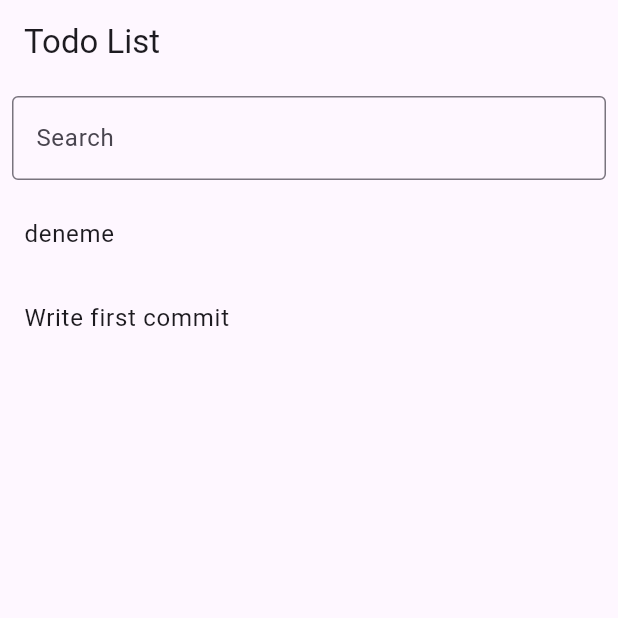
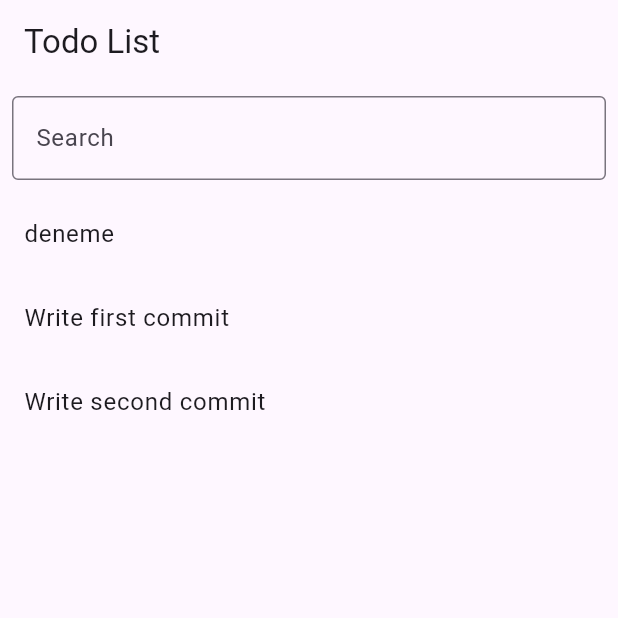
Before and after one commit to esrakalkann/Flutter_todo_project, a Flutter app: the screen it shows after launch, on a phone screen of 412 x 824 dp, the top half of it. Run offline on Flutter 3.47's test engine with Material 3 defaults, Android fonts, the phone set to English and light mode, and no system bars; our stand-ins replace bloc, flutter_bloc.

Commit message:
refactor: restructure todo application with new cubit and state management

```diff
--- a/lib/main.dart
+++ b/lib/main.dart
@@ -1,23 +1,15 @@
 import 'package:flutter/material.dart';
-import 'package:flutter_application_1/todo/todo_screen.dart';
+import 'package:flutter_application_1/screens/to_do_screen/todo_screen.dart';
 
 void main() {
   runApp(const MyApp());
+}
 
+class MyApp extends StatelessWidget {
+  const MyApp({super.key});
+
+  @override
+  Widget build(BuildContext context) {
+    return MaterialApp(home: ToDoScreen());
+  }
 }
-  class MyApp extends StatelessWidget{
-    const MyApp({super.key});
-
-
-     @override
-      Widget build(BuildContext context) {
-        return MaterialApp(
-          //debugShowCheckedModeBanner: false,
-          home: TodoScreen(),
-          );
-
-
-
-  }
-
-}
--- a/lib/models/todo.dart
+++ b/lib/models/todo.dart
@@ -1,20 +1,12 @@
-class Todo {
+class ToDoModel {
   final int id;
   final String text;
   final bool isCompleted;
 
-  Todo({
-    required this.id,
-    required this.text,
-    this.isCompleted = false,
-  });
+  ToDoModel({required this.id, required this.text, this.isCompleted = false});
 
   //tamamlanıp tamamlanmama durumu
-  Todo toggleCompletion() {
-    return Todo(
-      id: id,
-      text: text,
-      isCompleted: !isCompleted,
-    );
+  ToDoModel toggleCompletion() {
+    return ToDoModel(id: id, text: text, isCompleted: !isCompleted);
   }
 }
--- /dev/null
+++ b/lib/screens/to_do_screen/cubit/to_do_state.dart
@@ -0,0 +1,18 @@
+part of 'to_do_cubit.dart';
+
+@immutable
+sealed class ToDoState {}
+
+final class ToDoInitial extends ToDoState {}
+
+class ToDoLoading extends ToDoState {}
+
+class ToDoLoaded extends ToDoState {
+  final List<ToDoModel> toDoList;
+  ToDoLoaded(this.toDoList);
+}
+
+class ToDoError extends ToDoState {
+  final String message;
+  ToDoError(this.message);
+}
--- /dev/null
+++ b/lib/screens/to_do_screen/todo_screen.dart
@@ -0,0 +1,60 @@
+import 'package:flutter/material.dart';
+import 'package:flutter_application_1/screens/to_do_screen/cubit/to_do_cubit.dart';
+import 'package:flutter_bloc/flutter_bloc.dart';
+
+class ToDoScreen extends StatefulWidget {
+  const ToDoScreen({super.key});
+
+  @override
+  State<ToDoScreen> createState() => _ToDoScreenState();
+}
+
+class _ToDoScreenState extends State<ToDoScreen> {
+  @override
+  Widget build(BuildContext context) {
+    return BlocProvider(
+      create: (context) => ToDoCubit(),
+      child: Scaffold(
+        appBar: AppBar(title: const Text('Todo List')),
+        body: Column(
+          children: [
+            Padding(
+              padding: const EdgeInsets.all(8.0),
+              child: BlocBuilder<ToDoCubit, ToDoState>(
+                builder: (context, state) {
+                  return TextField(
+                    decoration: const InputDecoration(labelText: 'Search', border: OutlineInputBorder()),
+                    onChanged: (value) {
+                      context.read<ToDoCubit>().searchTodos(value);
+                    },
+                  );
+                },
+              ),
+            ),
+            Expanded(
+              child: BlocBuilder<ToDoCubit, ToDoState>(
+                builder: (context, state) {
+                  if (state is ToDoLoading) {
+                    return const Center(child: CircularProgressIndicator());
+                  } else if (state is ToDoError) {
+                    return Center(child: Text('Error: ${state.message}'));
+                  } else if (state is ToDoLoaded) {
+                    final todos = state.toDoList;
+                    return ListView.builder(
+                      itemCount: todos.length,
+                      itemBuilder: (context, index) {
+                        final todo = todos[index];
+                        return ListTile(title: Text(todo.text));
+                      },
+                    );
+                  }
+                  return const Center(child: Text('No todos found'));
+                },
+              ),
+            ),
+          ],
+        ),
+      ),
+    );
+  }
+}
--- a/lib/todo/todo_cubit.dart
+++ /dev/null
@@ -1,41 +0,0 @@
-import 'package:flutter_bloc/flutter_bloc.dart';
-import 'package:flutter_application_1/models/todo.dart';
-
-class ToDo {
-  final int id;
-  final String text;
-
-  ToDo({required this.id, required this.text});
-}
-
-
-class TodoCubit extends Cubit<List<ToDo>> {
-  TodoCubit() : super([]) {
-    loadTodos(); // ilk açılışta load
-  }
-
-
-  void loadTodos() {
-    emit([
-      ToDo(id: 1, text: 'deneme'),
-      ToDo(id: 2, text: 'Write first commit'),
-    ]);
-  }
-
-  // add
-  void addTodo(String text) {
-    final newTodo = ToDo(
-      id: DateTime.now().millisecondsSinceEpoch,
-      text: text,
-    );
-    emit([...state, newTodo]);
-  }
-
-  // delete
-  void deleteTodo(ToDo todo) {
-    final updatedList = state.where((t) => t.id != todo.id).toList();
-    emit(updatedList);
-  }
-
-  void loadInitialData() {}
-}
--- a/lib/todo/todo_screen.dart
+++ /dev/null
@@ -1,66 +0,0 @@
-import 'package:flutter/material.dart';
-import 'package:flutter_bloc/flutter_bloc.dart';
-import 'package:flutter_application_1/todo/todo_cubit.dart';
-import 'package:flutter_application_1/models/todo.dart';
-
-class TodoScreen extends StatefulWidget {
-  const TodoScreen({super.key});
-
-  @override
-  State<TodoScreen> createState() => _TodoScreenState();
-}
-
-class _TodoScreenState extends State<TodoScreen> {
-  final TextEditingController _searchController = TextEditingController();
-  String _searchText = '';
-
-  @override
-  Widget build(BuildContext context) {
-    return BlocProvider(
-      create: (context) => TodoCubit(),
-      child: Scaffold(
-        appBar: AppBar(
-          title: const Text('Todo List'),
-        ),
-        body: Column(
-          children: [
-            Padding(
-              padding: const EdgeInsets.all(8.0),
-              child: TextField(
-                controller: _searchController,
-                decoration: const InputDecoration(
-                  labelText: 'Search',
-                  border: OutlineInputBorder(),
-                ),
-                onChanged: (value) {
-                  setState(() {
-                    _searchText = value.toLowerCase();
-                  });
-                },
-              ),
-            ),
-            Expanded(
-              child: BlocBuilder<TodoCubit, List<ToDo>>(
-                builder: (context, todos) {
-                  final filteredTodos = todos.where((todo) {
-                    return todo.text.toLowerCase().contains(_searchText);
-                  }).toList();
-
-                  return ListView.builder(
-                    itemCount: filteredTodos.length,
-                    itemBuilder: (context, index) {
-                      final todo = filteredTodos[index];
-                      return ListTile(
-                        title: Text(todo.text),
-                      );
-                    },
-                  );
-                },
-              ),
-            ),
-          ],
-        ),
-      ),
-    );
-  }
-}
```
Also changed, not shown: lib/screens/to_do_screen/cubit/to_do_cubit.dart (added, +62 -0 lines), lib/todo/todo_state.dart (deleted, +0 -18 lines), lib/cubit/cubit_state.dart (deleted), lib/cubit/cubit_task.dart (deleted).
